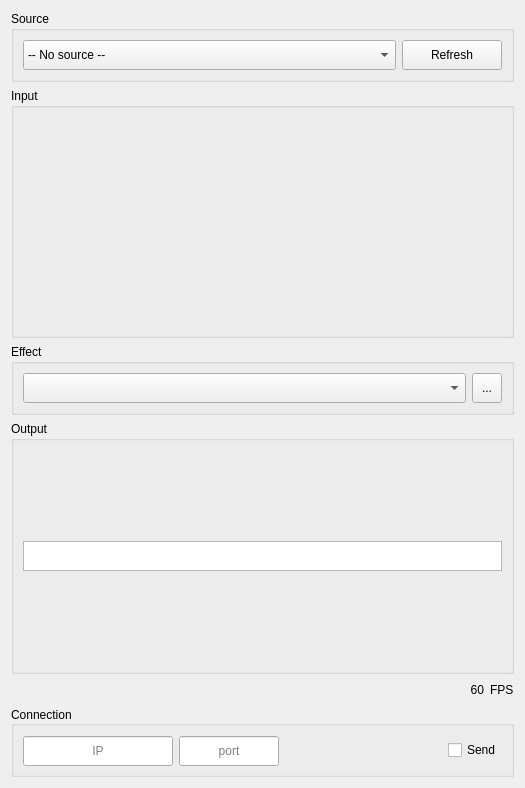
The window that audio_reactive_led_strip/ui/window.ui (jordigarciaventura/audio_reactive_led_strip) describes before a commit, drawn with Qt 5.
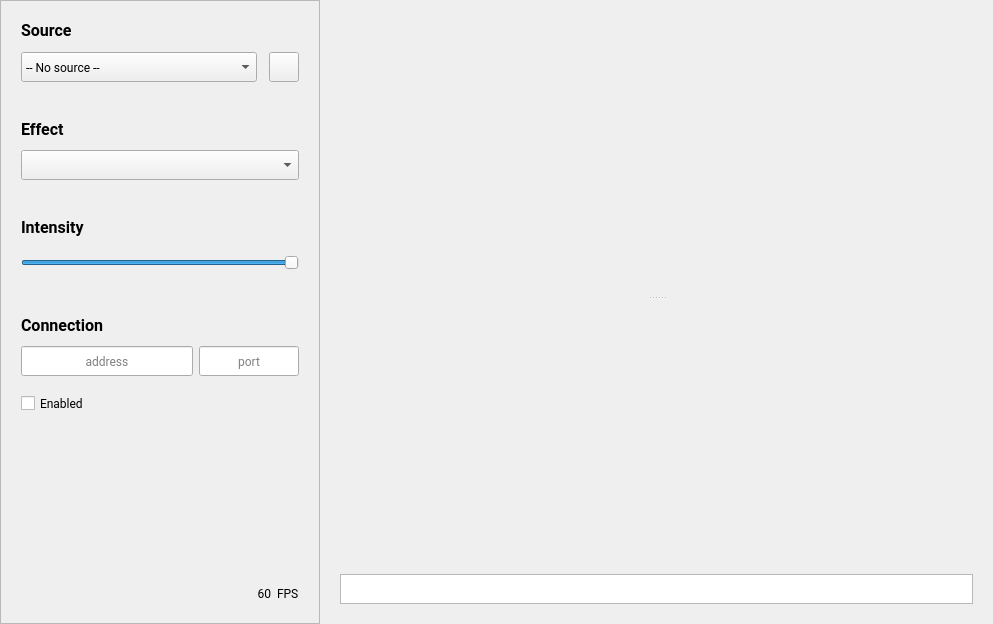
The same window after the commit. Icons and pictures are not drawn.

Commit message: New gui, added intensity slider and background mode

Patch:
```diff
--- a/audio_reactive_led_strip/ui/window.ui
+++ b/audio_reactive_led_strip/ui/window.ui
@@ -6,48 +6,70 @@
    <rect>
     <x>0</x>
     <y>0</y>
-    <width>525</width>
-    <height>788</height>
+    <width>993</width>
+    <height>624</height>
    </rect>
   </property>
   <property name="windowTitle">
    <string>Reactive LED Strip</string>
   </property>
   <layout class="QGridLayout" name="gridLayout">
-   <property name="verticalSpacing">
-    <number>6</number>
+   <property name="leftMargin">
+    <number>0</number>
    </property>
-   <item row="6" column="0">
-    <widget class="QGroupBox" name="outputGroup">
-     <property name="sizePolicy">
-      <sizepolicy hsizetype="Preferred" vsizetype="Expanding">
-       <horstretch>0</horstretch>
-       <verstretch>0</verstretch>
-      </sizepolicy>
-     </property>
-     <property name="minimumSize">
-      <size>
-       <width>0</width>
-       <height>250</height>
-      </size>
-     </property>
-     <property name="autoFillBackground">
-      <bool>false</bool>
-     </property>
-     <property name="title">
-      <string>Output</string>
-     </property>
-     <layout class="QVBoxLayout" name="verticalLayout_3">
+   <property name="topMargin">
+    <number>0</number>
+   </property>
+   <property name="rightMargin">
+    <number>0</number>
+   </property>
+   <property name="bottomMargin">
+    <number>0</number>
+   </property>
+   <property name="spacing">
+    <number>0</number>
+   </property>
+   <item row="0" column="1">
+    <layout class="QVBoxLayout" name="plotsLayout">
       <property name="spacing">
        <number>0</number>
       </property>
+     <property name="leftMargin">
+      <number>20</number>
+     </property>
+     <property name="topMargin">
+      <number>20</number>
+     </property>
+     <property name="rightMargin">
+      <number>20</number>
+     </property>
+     <property name="bottomMargin">
+      <number>20</number>
+     </property>
       <item>
-       <layout class="QVBoxLayout" name="outputLayout">
-        <property name="spacing">
-         <number>0</number>
-        </property>
+      <widget class="QSplitter" name="splitter">
+       <property name="orientation">
+        <enum>Qt::Vertical</enum>
+       </property>
+       <property name="handleWidth">
+        <number>3</number>
+       </property>
+       <widget class="QWidget" name="horizontalLayoutWidget_2">
+        <layout class="QHBoxLayout" name="inputLayout"/>
+       </widget>
+       <widget class="QWidget" name="horizontalLayoutWidget">
+        <layout class="QHBoxLayout" name="outputLayout"/>
+       </widget>
+      </widget>
+     </item>
         <item>
          <widget class="QGraphicsView" name="previewView">
+       <property name="sizePolicy">
+        <sizepolicy hsizetype="Expanding" vsizetype="Fixed">
+         <horstretch>0</horstretch>
+         <verstretch>0</verstretch>
+        </sizepolicy>
+       </property>
           <property name="minimumSize">
            <size>
             <width>0</width>
@@ -73,29 +95,80 @@
         </item>
        </layout>
       </item>
-     </layout>
-    </widget>
-   </item>
-   <item row="1" column="0">
-    <widget class="QGroupBox" name="sourceGroup">
-     <property name="sizePolicy">
-      <sizepolicy hsizetype="Preferred" vsizetype="Fixed">
-       <horstretch>0</horstretch>
-       <verstretch>0</verstretch>
-      </sizepolicy>
+   <item row="0" column="0">
+    <widget class="QFrame" name="frame">
+     <property name="minimumSize">
+      <size>
+       <width>320</width>
+       <height>0</height>
+      </size>
      </property>
-     <property name="title">
+     <property name="maximumSize">
+      <size>
+       <width>320</width>
+       <height>16777215</height>
+      </size>
+     </property>
+     <property name="styleSheet">
+      <string notr="true"/>
+     </property>
+     <property name="frameShape">
+      <enum>QFrame::StyledPanel</enum>
+     </property>
+     <property name="frameShadow">
+      <enum>QFrame::Raised</enum>
+     </property>
+     <layout class="QVBoxLayout" name="verticalLayout_4">
+      <property name="spacing">
+       <number>0</number>
+      </property>
+      <property name="leftMargin">
+       <number>20</number>
+      </property>
+      <property name="topMargin">
+       <number>20</number>
+      </property>
+      <property name="rightMargin">
+       <number>20</number>
+      </property>
+      <property name="bottomMargin">
+       <number>20</number>
+      </property>
+      <item>
+       <layout class="QVBoxLayout" name="verticalLayout_2">
+        <property name="spacing">
+         <number>38</number>
+        </property>
+        <item>
+         <layout class="QVBoxLayout" name="verticalLayout_3">
+          <property name="spacing">
+           <number>12</number>
+          </property>
+          <item>
+           <widget class="QLabel" name="label_2">
+            <property name="font">
+             <font>
+              <family>Roboto</family>
+              <pointsize>12</pointsize>
+              <weight>75</weight>
+              <bold>true</bold>
+             </font>
+            </property>
+            <property name="text">
       <string>Source</string>
      </property>
-     <property name="flat">
-      <bool>false</bool>
-     </property>
-     <property name="checkable">
-      <bool>false</bool>
-     </property>
+           </widget>
+          </item>
+          <item>
      <layout class="QHBoxLayout" name="horizontalLayout">
       <item>
        <widget class="QComboBox" name="sourceComboBox">
+              <property name="sizePolicy">
+               <sizepolicy hsizetype="Minimum" vsizetype="Fixed">
+                <horstretch>0</horstretch>
+                <verstretch>0</verstretch>
+               </sizepolicy>
+              </property>
         <property name="minimumSize">
          <size>
           <width>0</width>
@@ -108,6 +181,11 @@
           <height>30</height>
          </size>
         </property>
+              <property name="font">
+               <font>
+                <family>Roboto</family>
+               </font>
+              </property>
         <item>
          <property name="text">
           <string>-- No source --</string>
@@ -117,43 +195,231 @@
       </item>
       <item>
        <widget class="QPushButton" name="sourceButton">
+              <property name="sizePolicy">
+               <sizepolicy hsizetype="Fixed" vsizetype="Fixed">
+                <horstretch>0</horstretch>
+                <verstretch>0</verstretch>
+               </sizepolicy>
+              </property>
         <property name="minimumSize">
          <size>
-          <width>100</width>
+                <width>30</width>
           <height>30</height>
          </size>
         </property>
         <property name="maximumSize">
          <size>
-          <width>100</width>
+                <width>30</width>
           <height>30</height>
          </size>
         </property>
+              <property name="font">
+               <font>
+                <family>Segoe UI</family>
+               </font>
+              </property>
         <property name="text">
-         <string>Refresh</string>
-        </property>
+               <string/>
+              </property>
+              <property name="icon">
+               <iconset resource="resources.qrc">
+                <normaloff>:/icons/reload.png</normaloff>:/icons/reload.png</iconset>
+              </property>
+              <property name="iconSize">
+               <size>
+                <width>18</width>
+                <height>18</height>
+               </size>
+              </property>
        </widget>
       </item>
      </layout>
-    </widget>
-   </item>
-   <item row="8" column="0">
-    <widget class="QGroupBox" name="connectionGroup">
+          </item>
+         </layout>
+        </item>
+        <item>
+         <layout class="QVBoxLayout" name="effectLayout_2">
+          <property name="spacing">
+           <number>12</number>
+          </property>
+          <item>
+           <widget class="QLabel" name="effectLabel">
+            <property name="minimumSize">
+             <size>
+              <width>0</width>
+              <height>18</height>
+             </size>
+            </property>
+            <property name="maximumSize">
+             <size>
+              <width>16777215</width>
+              <height>18</height>
+             </size>
+            </property>
+            <property name="font">
+             <font>
+              <family>Roboto</family>
+              <pointsize>12</pointsize>
+              <weight>75</weight>
+              <bold>true</bold>
+             </font>
+            </property>
+            <property name="text">
+             <string>Effect</string>
+            </property>
+           </widget>
+          </item>
+          <item>
+           <widget class="QComboBox" name="effectComboBox">
      <property name="sizePolicy">
-      <sizepolicy hsizetype="Preferred" vsizetype="Fixed">
+             <sizepolicy hsizetype="Minimum" vsizetype="Fixed">
        <horstretch>0</horstretch>
        <verstretch>0</verstretch>
       </sizepolicy>
      </property>
-     <property name="title">
+            <property name="minimumSize">
+             <size>
+              <width>0</width>
+              <height>30</height>
+             </size>
+            </property>
+            <property name="maximumSize">
+             <size>
+              <width>16777215</width>
+              <height>30</height>
+             </size>
+            </property>
+            <property name="font">
+             <font>
+              <family>Roboto</family>
+             </font>
+            </property>
+           </widget>
+          </item>
+         </layout>
+        </item>
+        <item>
+         <layout class="QVBoxLayout" name="verticalLayout_6">
+          <property name="spacing">
+           <number>12</number>
+          </property>
+          <item>
+           <widget class="QLabel" name="intensityLabel">
+            <property name="minimumSize">
+             <size>
+              <width>0</width>
+              <height>18</height>
+             </size>
+            </property>
+            <property name="maximumSize">
+             <size>
+              <width>16777215</width>
+              <height>18</height>
+             </size>
+            </property>
+            <property name="font">
+             <font>
+              <family>Roboto</family>
+              <pointsize>12</pointsize>
+              <weight>75</weight>
+              <bold>true</bold>
+             </font>
+            </property>
+            <property name="text">
+             <string>Intensity</string>
+            </property>
+           </widget>
+          </item>
+          <item>
+           <widget class="QSlider" name="intensitySlider">
+            <property name="sizePolicy">
+             <sizepolicy hsizetype="Minimum" vsizetype="Fixed">
+              <horstretch>0</horstretch>
+              <verstretch>0</verstretch>
+             </sizepolicy>
+            </property>
+            <property name="minimumSize">
+             <size>
+              <width>0</width>
+              <height>30</height>
+             </size>
+            </property>
+            <property name="maximumSize">
+             <size>
+              <width>16777215</width>
+              <height>30</height>
+             </size>
+            </property>
+            <property name="maximum">
+             <number>100</number>
+            </property>
+            <property name="singleStep">
+             <number>1</number>
+            </property>
+            <property name="value">
+             <number>100</number>
+            </property>
+            <property name="orientation">
+             <enum>Qt::Horizontal</enum>
+            </property>
+           </widget>
+          </item>
+         </layout>
+        </item>
+        <item>
+         <layout class="QVBoxLayout" name="verticalLayout">
+          <property name="spacing">
+           <number>12</number>
+          </property>
+          <item>
+           <widget class="QLabel" name="label_4">
+            <property name="sizePolicy">
+             <sizepolicy hsizetype="Preferred" vsizetype="Preferred">
+              <horstretch>0</horstretch>
+              <verstretch>0</verstretch>
+             </sizepolicy>
+            </property>
+            <property name="minimumSize">
+             <size>
+              <width>0</width>
+              <height>18</height>
+             </size>
+            </property>
+            <property name="maximumSize">
+             <size>
+              <width>16777215</width>
+              <height>18</height>
+             </size>
+            </property>
+            <property name="font">
+             <font>
+              <family>Roboto</family>
+              <pointsize>12</pointsize>
+              <weight>75</weight>
+              <bold>true</bold>
+             </font>
+            </property>
+            <property name="text">
       <string>Connection</string>
      </property>
      <property name="alignment">
       <set>Qt::AlignLeading|Qt::AlignLeft|Qt::AlignVCenter</set>
      </property>
+           </widget>
+          </item>
+          <item>
      <layout class="QHBoxLayout" name="horizontalLayout_2">
+            <property name="spacing">
+             <number>6</number>
+            </property>
       <item>
-       <widget class="QLineEdit" name="ipLineEdit">
+             <widget class="QLineEdit" name="addressLineEdit">
+              <property name="sizePolicy">
+               <sizepolicy hsizetype="Preferred" vsizetype="Fixed">
+                <horstretch>0</horstretch>
+                <verstretch>0</verstretch>
+               </sizepolicy>
+              </property>
         <property name="minimumSize">
          <size>
           <width>150</width>
@@ -162,10 +428,15 @@
         </property>
         <property name="maximumSize">
          <size>
-          <width>150</width>
-          <height>28</height>
-         </size>
-        </property>
+                <width>16777215</width>
+                <height>30</height>
+               </size>
+              </property>
+              <property name="font">
+               <font>
+                <family>Roboto</family>
+               </font>
+              </property>
         <property name="accessibleName">
          <string/>
         </property>
@@ -176,12 +447,18 @@
          <set>Qt::AlignCenter</set>
         </property>
         <property name="placeholderText">
-         <string>IP</string>
+               <string>address</string>
         </property>
        </widget>
       </item>
       <item>
        <widget class="QLineEdit" name="portLineEdit">
+              <property name="sizePolicy">
+               <sizepolicy hsizetype="Fixed" vsizetype="Fixed">
+                <horstretch>0</horstretch>
+                <verstretch>0</verstretch>
+               </sizepolicy>
+              </property>
         <property name="minimumSize">
          <size>
           <width>100</width>
@@ -191,9 +468,14 @@
         <property name="maximumSize">
          <size>
           <width>100</width>
-          <height>28</height>
-         </size>
-        </property>
+                <height>30</height>
+               </size>
+              </property>
+              <property name="font">
+               <font>
+                <family>Roboto</family>
+               </font>
+              </property>
         <property name="text">
          <string/>
         </property>
@@ -208,154 +490,56 @@
         </property>
        </widget>
       </item>
-      <item>
-       <spacer name="horizontalSpacer_2">
-        <property name="orientation">
-         <enum>Qt::Horizontal</enum>
-        </property>
-        <property name="sizeHint" stdset="0">
-         <size>
-          <width>40</width>
-          <height>20</height>
-         </size>
-        </property>
-       </spacer>
+           </layout>
       </item>
       <item>
        <widget class="QCheckBox" name="connectionCheckBox">
+            <property name="minimumSize">
+             <size>
+              <width>30</width>
+              <height>30</height>
+             </size>
+            </property>
+            <property name="font">
+             <font>
+              <family>Roboto</family>
+             </font>
+            </property>
         <property name="text">
-         <string>Send</string>
-        </property>
+             <string>Enabled</string>
+            </property>
+            <property name="iconSize">
+             <size>
+              <width>30</width>
+              <height>30</height>
+             </size>
+            </property>
        </widget>
       </item>
      </layout>
-    </widget>
-   </item>
-   <item row="3" column="0">
-    <widget class="QGroupBox" name="effectGroup">
-     <property name="sizePolicy">
-      <sizepolicy hsizetype="Preferred" vsizetype="Fixed">
-       <horstretch>0</horstretch>
-       <verstretch>0</verstretch>
-      </sizepolicy>
-     </property>
-     <property name="title">
-      <string>Effect</string>
-     </property>
+        </item>
+       </layout>
+      </item>
+      <item>
+       <spacer name="verticalSpacer">
+        <property name="orientation">
+         <enum>Qt::Vertical</enum>
+        </property>
+        <property name="sizeHint" stdset="0">
+         <size>
+          <width>20</width>
+          <height>40</height>
+         </size>
+        </property>
+       </spacer>
+      </item>
+      <item>
+       <layout class="QHBoxLayout" name="horizontalLayout_4">
+        <item>
      <layout class="QHBoxLayout" name="horizontalLayout_3">
-      <item>
-       <widget class="QComboBox" name="effectComboBox">
-        <property name="minimumSize">
-         <size>
-          <width>0</width>
-          <height>30</height>
-         </size>
-        </property>
-        <property name="maximumSize">
-         <size>
-          <width>16777215</width>
-          <height>30</height>
-         </size>
-        </property>
-       </widget>
-      </item>
-      <item>
-       <widget class="QToolButton" name="effectToolButton">
-        <property name="minimumSize">
-         <size>
-          <width>30</width>
-          <height>30</height>
-         </size>
-        </property>
-        <property name="maximumSize">
-         <size>
-          <width>16777215</width>
-          <height>30</height>
-         </size>
-        </property>
-        <property name="text">
-         <string>...</string>
-        </property>
-       </widget>
-      </item>
-     </layout>
-    </widget>
-   </item>
-   <item row="2" column="0">
-    <widget class="QGroupBox" name="inputGroup">
-     <property name="sizePolicy">
-      <sizepolicy hsizetype="Preferred" vsizetype="Expanding">
-       <horstretch>0</horstretch>
-       <verstretch>0</verstretch>
-      </sizepolicy>
-     </property>
-     <property name="minimumSize">
-      <size>
-       <width>0</width>
-       <height>250</height>
-      </size>
-     </property>
-     <property name="maximumSize">
-      <size>
-       <width>16777215</width>
-       <height>250</height>
-      </size>
-     </property>
-     <property name="title">
-      <string>Input</string>
-     </property>
-     <property name="checkable">
-      <bool>false</bool>
-     </property>
-     <layout class="QVBoxLayout" name="verticalLayout_2">
-      <property name="spacing">
-       <number>9</number>
-      </property>
-      <property name="leftMargin">
-       <number>9</number>
-      </property>
-      <property name="topMargin">
-       <number>9</number>
-      </property>
-      <property name="rightMargin">
-       <number>9</number>
-      </property>
-      <property name="bottomMargin">
-       <number>9</number>
-      </property>
-      <item>
-       <widget class="QSplitter" name="inputSplitter">
-        <property name="orientation">
-         <enum>Qt::Horizontal</enum>
-        </property>
-        <property name="handleWidth">
-         <number>1</number>
-        </property>
-       </widget>
-      </item>
-     </layout>
-    </widget>
-   </item>
-   <item row="7" column="0">
-    <layout class="QHBoxLayout" name="fpsLayout">
      <property name="spacing">
       <number>6</number>
      </property>
-     <property name="sizeConstraint">
-      <enum>QLayout::SetDefaultConstraint</enum>
-     </property>
-     <property name="leftMargin">
-      <number>0</number>
-     </property>
-     <property name="topMargin">
-      <number>0</number>
-     </property>
-     <property name="rightMargin">
-      <number>0</number>
-     </property>
-     <property name="bottomMargin">
-      <number>0</number>
-     </property>
      <item>
       <spacer name="horizontalSpacer">
        <property name="orientation">
@@ -375,11 +559,29 @@
      <item>
       <widget class="QLabel" name="fpsLabel">
        <property name="sizePolicy">
-        <sizepolicy hsizetype="Preferred" vsizetype="Fixed">
+             <sizepolicy hsizetype="Maximum" vsizetype="Fixed">
          <horstretch>0</horstretch>
          <verstretch>0</verstretch>
         </sizepolicy>
        </property>
+            <property name="minimumSize">
+             <size>
+              <width>0</width>
+              <height>18</height>
+             </size>
+            </property>
+            <property name="maximumSize">
+             <size>
+              <width>16777215</width>
+              <height>18</height>
+             </size>
+            </property>
+            <property name="font">
+             <font>
+              <family>Roboto</family>
+              <pointsize>9</pointsize>
+             </font>
+            </property>
        <property name="text">
         <string>60</string>
        </property>
@@ -391,11 +593,29 @@
      <item>
       <widget class="QLabel" name="label">
        <property name="sizePolicy">
-        <sizepolicy hsizetype="Preferred" vsizetype="Fixed">
+             <sizepolicy hsizetype="Minimum" vsizetype="Fixed">
          <horstretch>0</horstretch>
          <verstretch>0</verstretch>
         </sizepolicy>
        </property>
+            <property name="minimumSize">
+             <size>
+              <width>0</width>
+              <height>18</height>
+             </size>
+            </property>
+            <property name="maximumSize">
+             <size>
+              <width>16777215</width>
+              <height>18</height>
+             </size>
+            </property>
+            <property name="font">
+             <font>
+              <family>Roboto</family>
+              <pointsize>9</pointsize>
+             </font>
+            </property>
        <property name="text">
         <string>FPS</string>
        </property>
@@ -404,11 +624,14 @@
     </layout>
    </item>
   </layout>
- </widget>
- <tabstops>
-  <tabstop>ipLineEdit</tabstop>
-  <tabstop>portLineEdit</tabstop>
- </tabstops>
- <resources/>
+      </item>
+     </layout>
+    </widget>
+   </item>
+  </layout>
+ </widget>
+ <resources>
+  <include location="resources.qrc"/>
+ </resources>
  <connections/>
 </ui>
```
Lines whose indentation alone changed are shown as unchanged. The commit also changes 17 other files.
